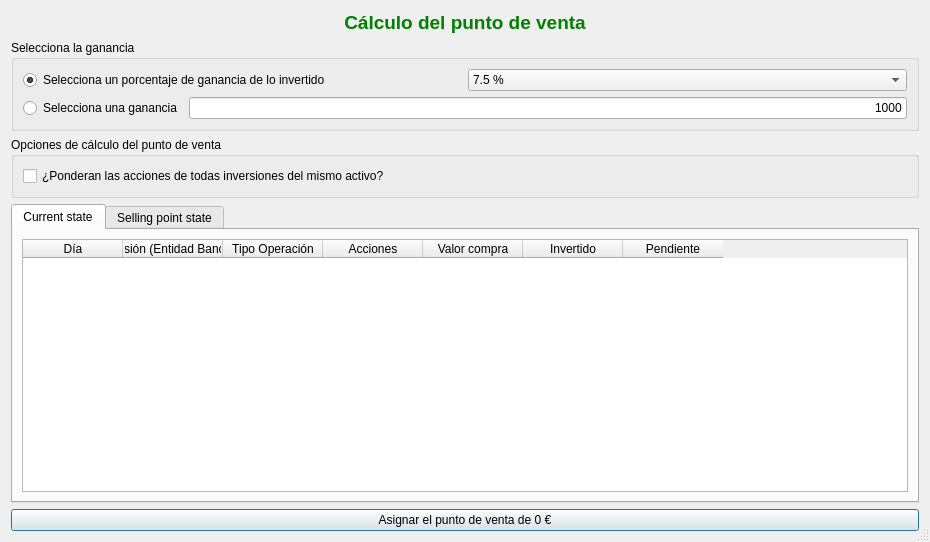
This is ui/frmPuntoVenta.ui in turulomio/xulpymoney as Qt 5 draws it before an edit. The edited form follows.
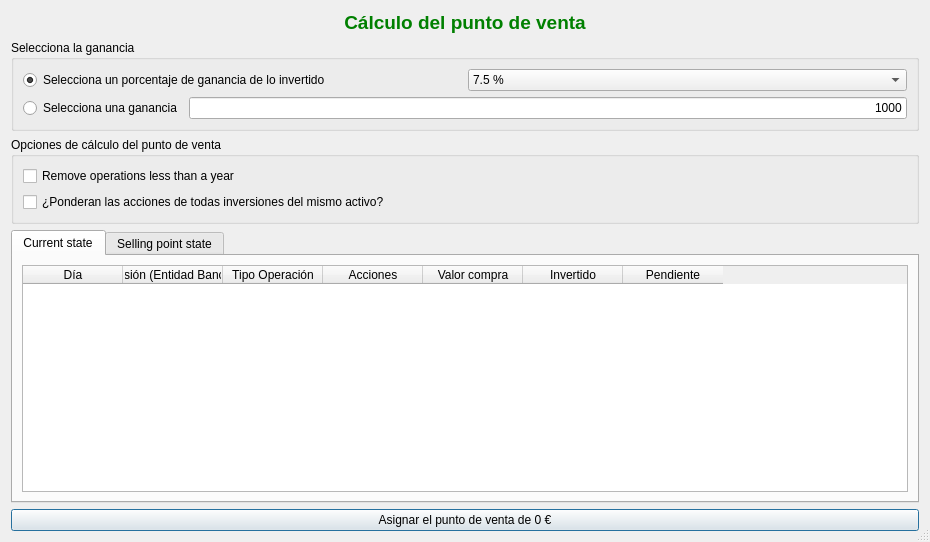
This is the edited form. Icons and pictures are not drawn. Custom widgets are drawn as their Qt base class.

Commit message: PuntoVenta now exclude less than a year operations

```diff
--- a/ui/frmPuntoVenta.ui
+++ b/ui/frmPuntoVenta.ui
@@ -146,6 +146,13 @@
        <layout class="QHBoxLayout" name="horizontalLayout_3">
         <item>
          <layout class="QVBoxLayout" name="verticalLayout_2">
+          <item>
+           <widget class="QCheckBox" name="chkGainsTime">
+            <property name="text">
+             <string>Remove operations less than a year</string>
+            </property>
+           </widget>
+          </item>
           <item>
            <widget class="QCheckBox" name="chkPonderanAll">
             <property name="text">
```
The commit also changes 8 other files.
